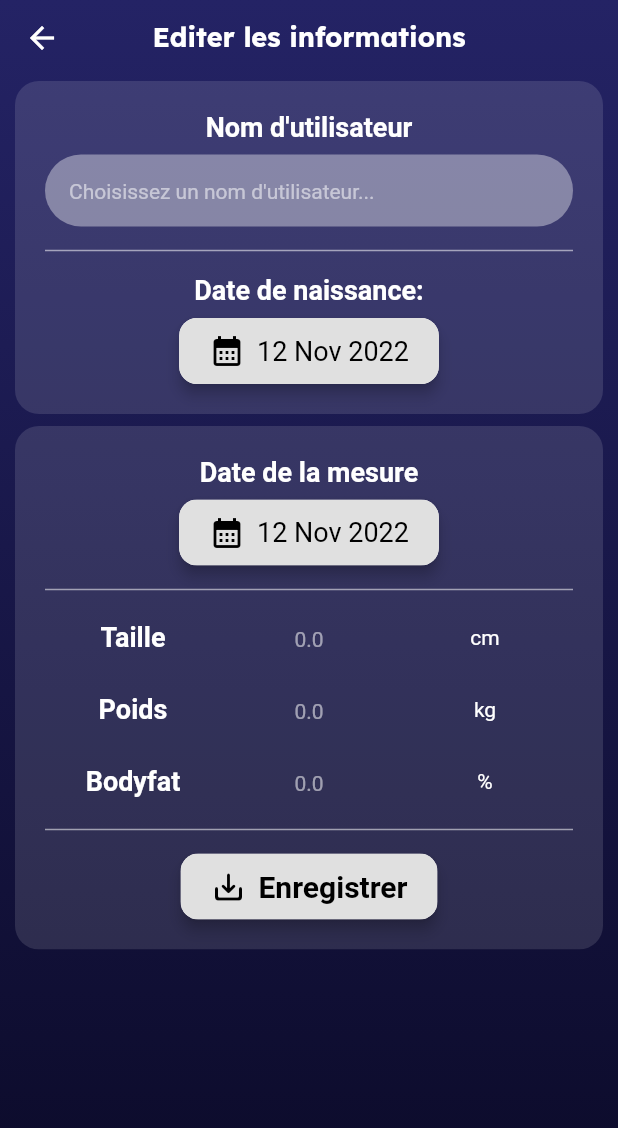
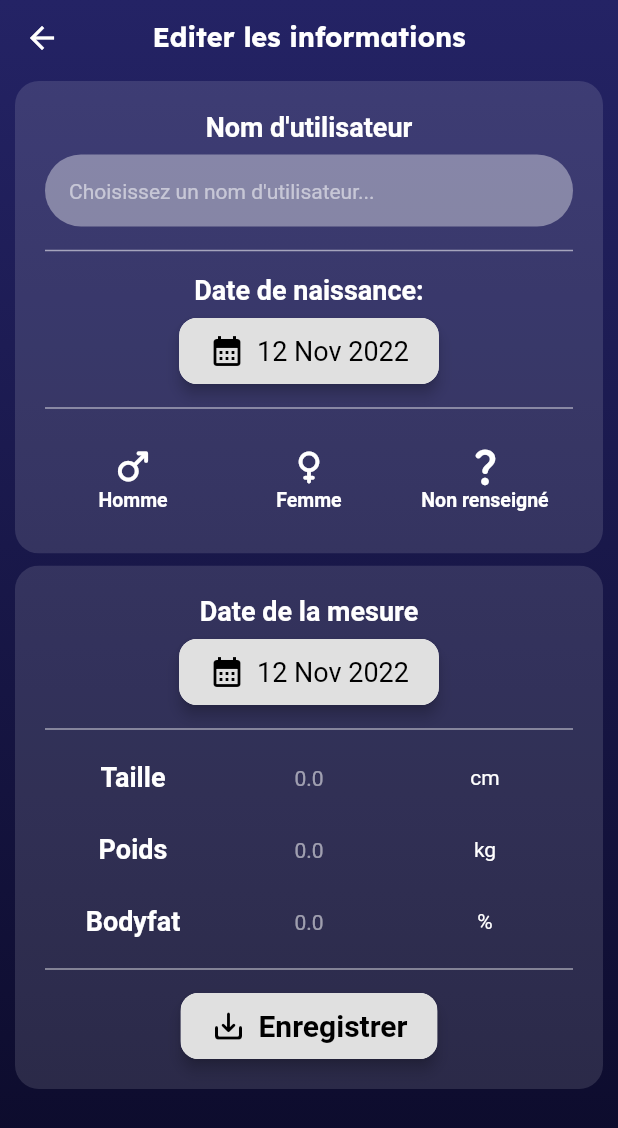
Before and after one commit to TimotheeBarry/myworkout, a Flutter app: the screen it shows after launch, after a tap on an icon or button, on a phone screen of 412 x 824 dp. Shown: the top 1128 px of the screen. Run offline on Flutter 3.47's test engine with Material 2 defaults, Android fonts, the phone set to English and light mode, and no system bars; our stand-ins replace charts_flutter, diacritic, flutter_bloc, font_awesome_flutter, google_fonts, sqflite and 2 more; missing offline and left inert: flutter_reorderable_list, time_machine; accounts and stored records are empty.

Commit message:
feat: add gender option in user info

```diff
--- a/lib/profile/view/edit_user_info_view.dart
+++ b/lib/profile/view/edit_user_info_view.dart
@@ -29,7 +29,7 @@ class _EditUserInfoViewState extends State<EditUserInfoView> {
     super.initState();
   }
 
-  Widget buildDateField() {
+  Widget buildBirthdateField() {
     return Column(
       children: [
         Text(
@@ -72,6 +72,64 @@ class _EditUserInfoViewState extends State<EditUserInfoView> {
             onChanged: (username) {
               editedUser.username = username;
             })
+      ],
+    );
+  }
+
+  Widget buildGenderButton(
+      {required IconData icon, required String label, required String gender}) {
+    return Expanded(
+        child: ClipRRect(
+      borderRadius: styles.frame.borderRadius,
+      child: Material(
+        color: Colors.transparent,
+        child: InkWell(
+          onTap: () {
+            setState(() {
+              editedUser.gender = gender;
+            });
+          },
+          child: Ink(
+            padding: const EdgeInsets.symmetric(vertical: 8),
+            color:gender == editedUser.gender?Colors.white24:Colors.transparent,
+            child: Column(
+              mainAxisSize: MainAxisSize.min,
+              children: [
+                Icon(icon, color: styles.frame.primaryTextColor, size: 30),
+                Text(
+                  label,
+                  style: TextStyle(
+                    color: styles.frame.primaryTextColor,
+                    fontWeight: FontWeight.bold,
+                    fontSize: 13,
+                  ),
+                ),
+              ],
+            ),
+          ),
+        ),
+      ),
+    ));
+  }
+
+  Widget buildGenderField() {
+    return Row(
+      children: [
+        buildGenderButton(
+          icon: Icons.male_rounded,
+          label: 'Homme',
+          gender: 'male',
+        ),
+        buildGenderButton(
+          icon: Icons.female_rounded,
+          label: 'Femme',
+          gender: 'female',
+        ),
+        buildGenderButton(
+          icon: Icons.question_mark_rounded,
+          label: 'Non renseigné',
+          gender: 'undefined',
+        ),
       ],
     );
   }
@@ -137,7 +195,11 @@ class _EditUserInfoViewState extends State<EditUserInfoView> {
                   styles.form.littleVoidSpace,
                   styles.frame.divider,
                   styles.form.littleVoidSpace,
-                  buildDateField(),
+                  buildBirthdateField(),
+                  styles.form.littleVoidSpace,
+                  styles.frame.divider,
+                  styles.form.littleVoidSpace,
+                  buildGenderField(),
                 ],
               ),
             ),
--- a/lib/profile/view/profile_view.dart
+++ b/lib/profile/view/profile_view.dart
@@ -28,12 +28,10 @@ class _ProfileViewState extends State<ProfileView> {
   void synchronize() async {
     final userDao = UserDao();
     User _user = await userDao.getUser();
-    setState(() {
-      user = _user;
-    });
     UserMeasurements _userMeasurement =
         await userDao.getLatestUserMeasurements();
     setState(() {
+      user = _user;
       userMeasurement = _userMeasurement;
     });
   }
@@ -77,17 +75,22 @@ class _ProfileViewState extends State<ProfileView> {
         children: [
           Text(user.username ?? '?', style: styles.frame.subtitle),
           Text(
-            '${user.age() ?? '?'} y.o',
+            '${user.age() ?? '?'} ans',
             style: styles.frame.subtitle,
           ),
           const SizedBox(height: 4),
-          Row(
-            mainAxisAlignment: MainAxisAlignment.center,
-            children: [
-              FaIcon(FontAwesomeIcons.mars,
-                  color: styles.frame.primaryTextColor),
-            ],
-          ),
+          () {
+            switch (user.gender) {
+              case 'male':
+                return Icon(Icons.male_rounded,
+                    color: styles.frame.primaryTextColor, size: 30);
+              case 'female':
+                return Icon(Icons.female_rounded,
+                    color: styles.frame.primaryTextColor, size: 30);
+              default:
+                return const SizedBox.shrink();
+            }
+          }(),
         ],
       ),
     );
@@ -157,12 +160,14 @@ class _ProfileViewState extends State<ProfileView> {
         const SizedBox(width: 20),
         /*bouton pour les statistiques*/
         IconButton(
-            onPressed: () {Navigator.push(
-              context,
-              MaterialPageRoute(
-                builder: (context) => ProfileStatisticsView(user: user),
-              ),
-            ).then((_) => synchronize());},
+            onPressed: () {
+              Navigator.push(
+                context,
+                MaterialPageRoute(
+                  builder: (context) => ProfileStatisticsView(user: user),
+                ),
+              ).then((_) => synchronize());
+            },
             icon: FaIcon(FontAwesomeIcons.chartLine,
                 color: styles.frame.primaryTextColor)),
         const SizedBox(width: 20),
```
